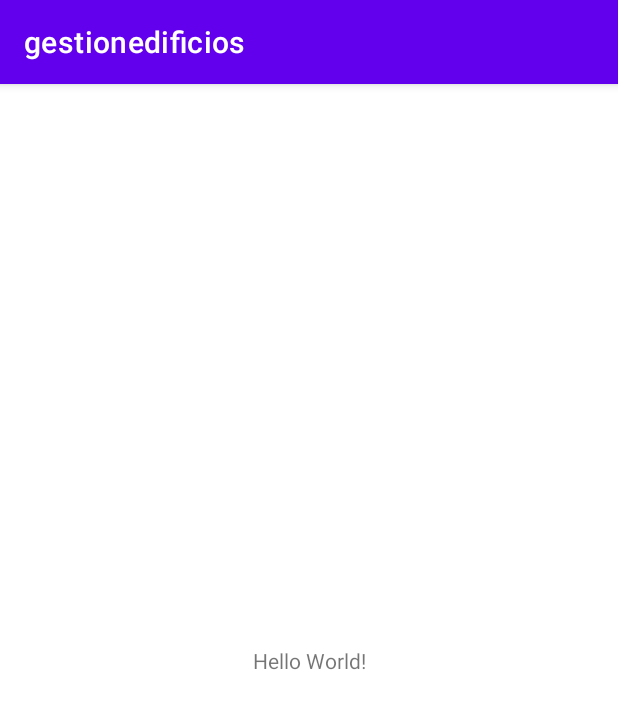
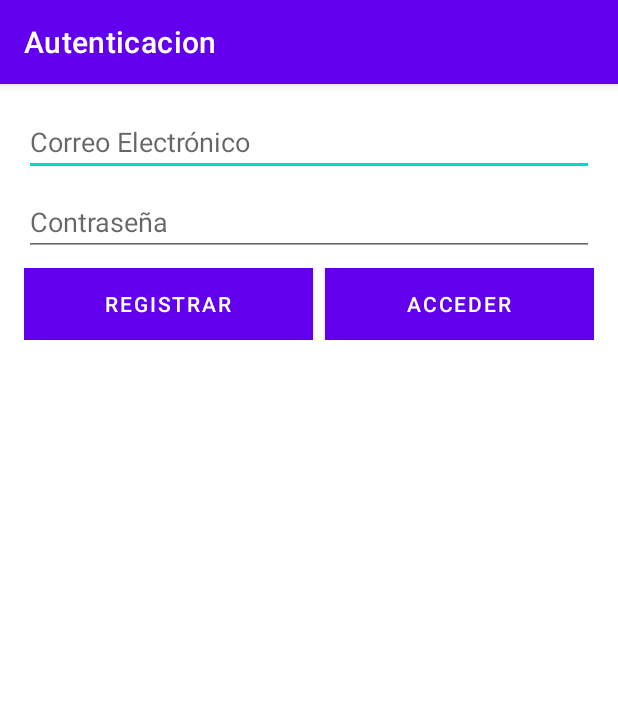
Before and after one commit to EstebanCastanera91/Android, an Android app: the screen it shows after launch (MainActivity before the commit, AuthActivity after it), on a phone screen of 412 x 824 dp. Shown: the top 709 px of the screen. Run offline under Robolectric (Android 15) with nearby library versions, the phone set to English and light mode, and no system bars; our stand-ins replace Firebase (no records; nobody signed in at launch, a user with empty details on screens opened directly).

Commit message:
Autenticacion Basica

```diff
--- /dev/null
+++ b/app/src/main/java/com/dev/gestionedificios/AuthActivity.kt
@@ -0,0 +1,83 @@
+package com.dev.gestionedificios
+
+import android.content.Intent
+import androidx.appcompat.app.AppCompatActivity
+import android.os.Bundle
+import androidx.appcompat.app.AlertDialog
+import com.google.firebase.analytics.FirebaseAnalytics
+import com.google.firebase.auth.FirebaseAuth
+import kotlinx.android.synthetic.main.activity_auth.*
+
+
+class AuthActivity : AppCompatActivity() {
+    override fun onCreate(savedInstanceState: Bundle?) {
+        super.onCreate(savedInstanceState)
+        setContentView(R.layout.activity_auth)
+
+        //Eventos Personalizados de Analytics
+        val analytics = FirebaseAnalytics.getInstance(this)
+        val bundle =Bundle()
+        bundle.putString("message","Integracion de Firebase Completa")
+        analytics.logEvent("InitScreen", bundle)
+
+        //Setup
+        setup()
+
+    }
+
+    private fun setup(){
+        title ="Autenticacion"
+
+        //logica del boton Registrar
+        signUpButton.setOnClickListener {
+            if (emailEditText.text.isNotEmpty()&& passworEditText.text.isNotEmpty())
+            {
+                FirebaseAuth.getInstance()
+                    .createUserWithEmailAndPassword(emailEditText.text.toString(),
+                    passworEditText.text.toString()).addOnCompleteListener {
+                        if(it.isSuccessful)
+                        {
+                            showHome(it.result?.user?.email?:"", ProviderType.BASIC)
+                        }else{
+                            showAlert()
+                        }
+                    }
+            }
+        }
+
+        //Logica del boton acceder
+
+        loginButton.setOnClickListener {
+            if (emailEditText.text.isNotEmpty()&& passworEditText.text.isNotEmpty())
+            {
+                FirebaseAuth.getInstance()
+                    .signInWithEmailAndPassword(emailEditText.text.toString(),
+                        passworEditText.text.toString()).addOnCompleteListener {
+                        if(it.isSuccessful)
+                        {
+                            showHome(it.result?.user?.email?:"", ProviderType.BASIC)
+                        }else{
+                            showAlert()
+                        }
+                    }
+            }
+        }
+    }
+    private fun showAlert(){
+         val builder = AlertDialog.Builder(this)
+        builder.setTitle("Error")
+        builder.setMessage("Se ha producido un error al autenticar al usuario")
+        builder.setPositiveButton("Aceptar",null)
+        val dialog: AlertDialog= builder.create()
+        dialog.show()
+    }
+
+    private fun showHome(email:String, provider: ProviderType)
+    {
+        val homeIntent= Intent(this,HomeActivity::class.java).apply{
+            putExtra("email",email)
+            putExtra("provider",provider.name)
+        }
+        startActivity(homeIntent)
+    }
+}
--- a/app/src/main/java/com/dev/gestionedificios/MainActivity.kt
+++ /dev/null
@@ -1,18 +0,0 @@
-package com.dev.gestionedificios
-
-import androidx.appcompat.app.AppCompatActivity
-import android.os.Bundle
-import com.google.firebase.analytics.FirebaseAnalytics
-
-class MainActivity : AppCompatActivity() {
-    override fun onCreate(savedInstanceState: Bundle?) {
-        super.onCreate(savedInstanceState)
-        setContentView(R.layout.activity_main)
-
-        //Eventos Personalizados de Analytics
-        val analytics = FirebaseAnalytics.getInstance(this)
-        val bundle =Bundle()
-        bundle.putString("message","Integracion de Firebase Completa")
-        analytics.logEvent("InitScreen", bundle)
-    }
-}
--- /dev/null
+++ b/app/src/main/res/layout/activity_auth.xml
@@ -0,0 +1,79 @@
+<?xml version="1.0" encoding="utf-8"?>
+<androidx.constraintlayout.widget.ConstraintLayout xmlns:android="http://schemas.android.com/apk/res/android"
+    xmlns:app="http://schemas.android.com/apk/res-auto"
+    xmlns:tools="http://schemas.android.com/tools"
+    android:layout_width="match_parent"
+    android:layout_height="match_parent"
+    android:visibility="visible"
+    tools:context=".AuthActivity"
+    tools:visibility="visible">
+
+    <LinearLayout
+        android:layout_width="0dp"
+        android:layout_height="wrap_content"
+        android:layout_marginStart="16dp"
+        android:layout_marginTop="16dp"
+        android:layout_marginEnd="16dp"
+        android:orientation="vertical"
+        app:layout_constraintEnd_toEndOf="parent"
+        app:layout_constraintStart_toStartOf="parent"
+        app:layout_constraintTop_toTopOf="parent">
+
+        <EditText
+            android:id="@+id/emailEditText"
+            android:layout_width="match_parent"
+            android:layout_height="wrap_content"
+            android:ems="10"
+            android:hint="Correo Electrónico"
+            android:inputType="textEmailAddress" />
+
+        <Space
+            android:layout_width="match_parent"
+            android:layout_height="8dp" />
+
+        <EditText
+            android:id="@+id/passworEditText"
+            android:layout_width="match_parent"
+            android:layout_height="wrap_content"
+            android:ems="10"
+            android:hint="Contraseña"
+            android:inputType="textPassword" />
+
+        <Space
+            android:layout_width="match_parent"
+            android:layout_height="8dp" />
+
+        <LinearLayout
+            android:layout_width="match_parent"
+            android:layout_height="match_parent"
+            android:orientation="horizontal">
+
+            <Button
+                android:id="@+id/signUpButton"
+                android:layout_width="wrap_content"
+                android:layout_height="wrap_content"
+                android:layout_weight="1"
+                android:background="@color/colorPrimary"
+                android:text="REGISTRAR"
+                android:textColor="@android:color/white"
+                android:visibility="visible"
+                tools:visibility="visible" />
+            android:text="REGISTRAR" />
+
+            <Space
+                android:layout_width="8dp"
+                android:layout_height="match_parent" />
+
+            <Button
+                android:id="@+id/loginButton"
+                android:layout_width="wrap_content"
+                android:layout_height="wrap_content"
+                android:layout_weight="1"
+                android:background="@color/colorPrimaryDark"
+                android:text="ACCEDER"
+                android:textColor="@android:color/white" />
+
+        </LinearLayout>
+    </LinearLayout>
+
+</androidx.constraintlayout.widget.ConstraintLayout>
--- a/app/src/main/res/layout/activity_main.xml
+++ /dev/null
@@ -1,18 +0,0 @@
-<?xml version="1.0" encoding="utf-8"?>
-<androidx.constraintlayout.widget.ConstraintLayout
-    xmlns:android="http://schemas.android.com/apk/res/android"
-    xmlns:tools="http://schemas.android.com/tools"
-    xmlns:app="http://schemas.android.com/apk/res-auto"
-    android:layout_width="match_parent"
-    android:layout_height="match_parent"
-    tools:context=".MainActivity">
-    <TextView
-      android:layout_width="wrap_content"
-      android:layout_height="wrap_content"
-      android:text="Hello World!"
-      app:layout_constraintBottom_toBottomOf="parent"
-      app:layout_constraintLeft_toLeftOf="parent"
-      app:layout_constraintRight_toRightOf="parent"
-      app:layout_constraintTop_toTopOf="parent" />
-
-  </androidx.constraintlayout.widget.ConstraintLayout>
--- a/build.gradle
+++ b/build.gradle
@@ -10,6 +10,8 @@ plugins {
     id 'org.jetbrains.kotlin.android' version '1.6.20' apply false
 }
 
+
+
 task clean(type: Delete) {
     delete rootProject.buildDir
 }
```
Also changed, not shown: app/build.gradle (+12 -1 lines), app/src/main/AndroidManifest.xml (+7 -4 lines), app/src/main/java/com/dev/gestionedificios/HomeActivity.kt (added, +40 -0 lines), app/src/main/res/layout/activity_home.xml (added, +64 -0 lines), app/src/main/res/values/colors.xml (+7 -0 lines).
